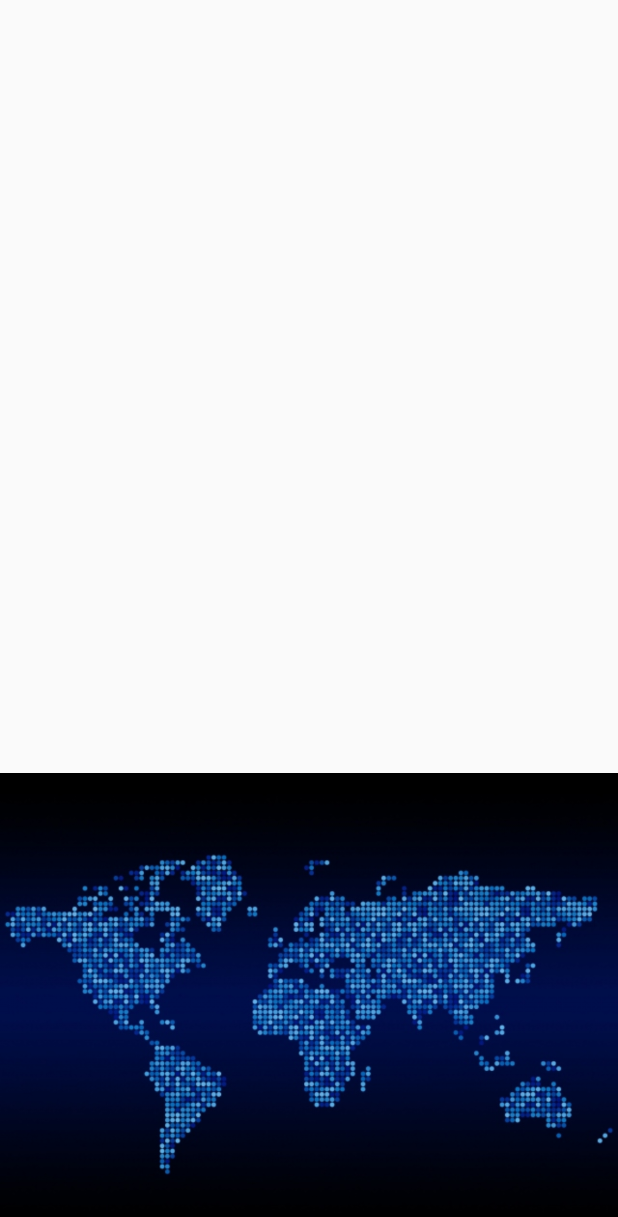
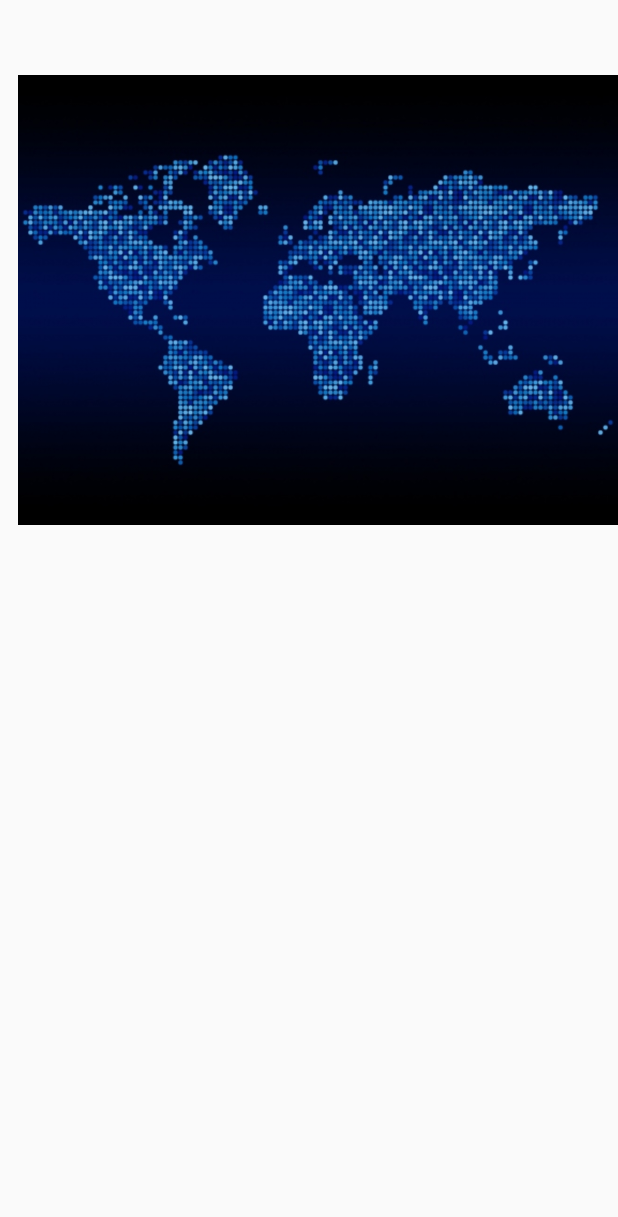
Before and after one commit to SHS-SpecialTopics/hacktheplanet, an Android app: the layout fake_map.xml on its own in the app's theme, with its tools: preview values and no code run, on a phone screen of 412 x 824 dp. Shown: the top 1217 px of the screen. Run offline under Robolectric (Android 15) with nearby library versions, the phone set to English and light mode, and no system bars.

Commit message:
David 2/22

```diff
--- a/app/src/main/java/com/example/rayqu/timertest/TimerTest.java
+++ b/app/src/main/java/com/example/rayqu/timertest/TimerTest.java
@@ -215,7 +215,10 @@ import java.util.List;
              return true;
          }
          if (id == R.id.databaseTester) {
-             startActivity(new Intent(this, myDatabase.class));
+
+             Intent intentData = new Intent(this, myDatabase.class);
+             intentData.putExtra("virus_Id", 0);
+             startActivity(intentData);
              return true;
          }
          if (id == R.id.hexagonShit){
--- a/app/src/main/res/layout/activity_main.xml
+++ b/app/src/main/res/layout/activity_main.xml
@@ -11,6 +11,6 @@
         android:layout_width="100dp"
         android:layout_height="100dp"
         android:layout_marginTop="15dp"
-        android:src="@drawable/ic_launcher" />
+        android:src="@drawable/hexagon" />
 
 </LinearLayout>
--- a/app/src/main/res/layout/fake_map.xml
+++ b/app/src/main/res/layout/fake_map.xml
@@ -5,22 +5,22 @@
 
 
     <ImageView
-        android:layout_width="fill_parent"
-        android:layout_height="wrap_content"
+        android:layout_width="400dp"
+        android:layout_height="400dp"
         android:id="@+id/fakeMapView"
-        android:layout_centerHorizontal="true"
         android:src="@drawable/fakemap2"
+        android:scaleType="centerInside"
         android:layout_alignParentTop="true"
-        android:layout_alignParentBottom="true"
-        android:scaleType="fitEnd" />
+        android:layout_alignParentRight="true"
+        android:layout_alignParentEnd="true" />
 
     <ListView
         android:layout_width="wrap_content"
         android:layout_height="600dp"
         android:id="@+id/stuff_view"
+        android:paddingTop="25dp"
+        android:layout_alignParentTop="true"
         android:layout_alignParentLeft="true"
-        android:layout_alignParentStart="true"
-        android:paddingTop="25dp"
-        />
+        android:layout_alignParentStart="true" />
 
 </RelativeLayout>
```
Also changed, not shown: app/src/main/java/com/example/rayqu/timertest/myDatabase.java (+14 -7 lines).
